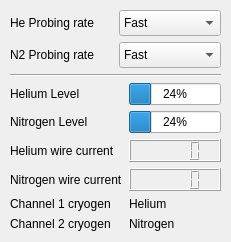
This is Oxford/ILM_control.ui in Cryostat-GUI/Cryostat-GUI as Qt 5 draws it before an edit. The edited form follows.
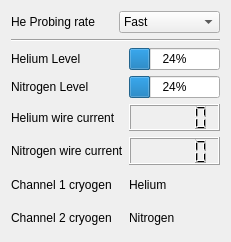
This is the edited form.

```diff
--- a/Oxford/ILM_control.ui
+++ b/Oxford/ILM_control.ui
@@ -16,63 +16,27 @@
     <height>242</height>
    </size>
   </property>
-  <property name="maximumSize">
-   <size>
-    <width>231</width>
-    <height>242</height>
-   </size>
-  </property>
   <property name="windowTitle">
    <string>ILM Control</string>
   </property>
-  <widget class="QWidget" name="verticalLayoutWidget">
-   <property name="geometry">
-    <rect>
-     <x>10</x>
-     <y>10</y>
-     <width>211</width>
-     <height>221</height>
-    </rect>
-   </property>
-   <layout class="QVBoxLayout" name="verticalLayout">
+  <layout class="QVBoxLayout" name="verticalLayout" stretch="0,0,50">
     <item>
-     <layout class="QGridLayout" name="gridLayout">
-      <item row="0" column="1">
-       <widget class="QComboBox" name="combosetProbingRate_chan1">
-        <property name="sizePolicy">
-         <sizepolicy hsizetype="Preferred" vsizetype="Preferred">
-          <horstretch>0</horstretch>
-          <verstretch>0</verstretch>
-         </sizepolicy>
-        </property>
-        <item>
-         <property name="text">
-          <string>Fast</string>
-         </property>
-        </item>
+    <layout class="QHBoxLayout" name="horizontalLayout" stretch="0,0">
+     <property name="sizeConstraint">
+      <enum>QLayout::SetNoConstraint</enum>
+     </property>
+     <property name="topMargin">
+      <number>0</number>
+     </property>
         <item>
-         <property name="text">
-          <string>Slow</string>
-         </property>
-        </item>
-       </widget>
-      </item>
-      <item row="0" column="0">
        <widget class="QLabel" name="label">
         <property name="text">
          <string>He Probing rate</string>
         </property>
        </widget>
       </item>
-      <item row="1" column="0">
-       <widget class="QLabel" name="label_2">
-        <property name="text">
-         <string>N2 Probing rate</string>
-        </property>
-       </widget>
-      </item>
-      <item row="1" column="1">
-       <widget class="QComboBox" name="combosetProbingRate_chan2">
+     <item>
+      <widget class="QComboBox" name="combosetProbingRate_chan1">
         <property name="sizePolicy">
          <sizepolicy hsizetype="Preferred" vsizetype="Preferred">
           <horstretch>0</horstretch>
@@ -102,89 +66,85 @@
     </item>
     <item>
      <layout class="QGridLayout" name="gridLayout_2">
-      <item row="3" column="1">
+     <item row="4" column="1">
        <widget class="QLCDNumber" name="lcdCurrentchan2"/>
       </item>
-      <item row="1" column="1">
+     <item row="2" column="1">
        <widget class="QProgressBar" name="progressLevelN2">
         <property name="value">
          <number>24</number>
         </property>
        </widget>
       </item>
-      <item row="1" column="0">
+     <item row="6" column="1">
+      <widget class="QLabel" name="label_9">
+       <property name="text">
+        <string>Nitrogen</string>
+       </property>
+      </widget>
+     </item>
+     <item row="5" column="1">
+      <widget class="QLabel" name="label_8">
+       <property name="text">
+        <string>Helium</string>
+       </property>
+      </widget>
+     </item>
+     <item row="2" column="0">
        <widget class="QLabel" name="label_chan2_level">
         <property name="text">
          <string>Nitrogen Level</string>
         </property>
        </widget>
       </item>
-      <item row="0" column="0">
+     <item row="1" column="0">
        <widget class="QLabel" name="label_chan1_level">
         <property name="text">
          <string>Helium Level</string>
         </property>
        </widget>
       </item>
-      <item row="0" column="1">
+     <item row="1" column="1">
        <widget class="QProgressBar" name="progressLevelHe">
         <property name="value">
          <number>24</number>
         </property>
        </widget>
       </item>
-      <item row="3" column="0">
+     <item row="4" column="0">
        <widget class="QLabel" name="label_chan2_current">
         <property name="text">
          <string>Nitrogen wire current</string>
         </property>
        </widget>
       </item>
-      <item row="2" column="1">
+     <item row="6" column="0">
+      <widget class="QLabel" name="label_7">
+       <property name="text">
+        <string>Channel 2 cryogen</string>
+       </property>
+      </widget>
+     </item>
+     <item row="3" column="1">
        <widget class="QLCDNumber" name="lcdCurrentchan1"/>
       </item>
-      <item row="4" column="0">
+     <item row="5" column="0">
        <widget class="QLabel" name="label_6">
         <property name="text">
          <string>Channel 1 cryogen</string>
         </property>
        </widget>
       </item>
-      <item row="2" column="0">
+     <item row="3" column="0">
        <widget class="QLabel" name="label_chan1_current">
         <property name="text">
          <string>Helium wire current</string>
         </property>
        </widget>
       </item>
-      <item row="5" column="0">
-       <widget class="QLabel" name="label_7">
-        <property name="text">
-         <string>Channel 2 cryogen</string>
-        </property>
-       </widget>
-      </item>
-      <item row="4" column="1">
-       <widget class="QLabel" name="label_8">
-        <property name="text">
-         <string>Helium</string>
-        </property>
-       </widget>
-      </item>
-      <item row="5" column="1">
-       <widget class="QLabel" name="label_9">
-        <property name="text">
-         <string>Nitrogen</string>
-        </property>
-       </widget>
-      </item>
      </layout>
     </item>
    </layout>
-  </widget>
-  <zorder>verticalLayoutWidget</zorder>
-  <zorder>label</zorder>
-  <zorder>combosetProbingRate_chan1</zorder>
  </widget>
  <resources/>
  <connections/>
```
Lines whose indentation alone changed are shown as unchanged.
